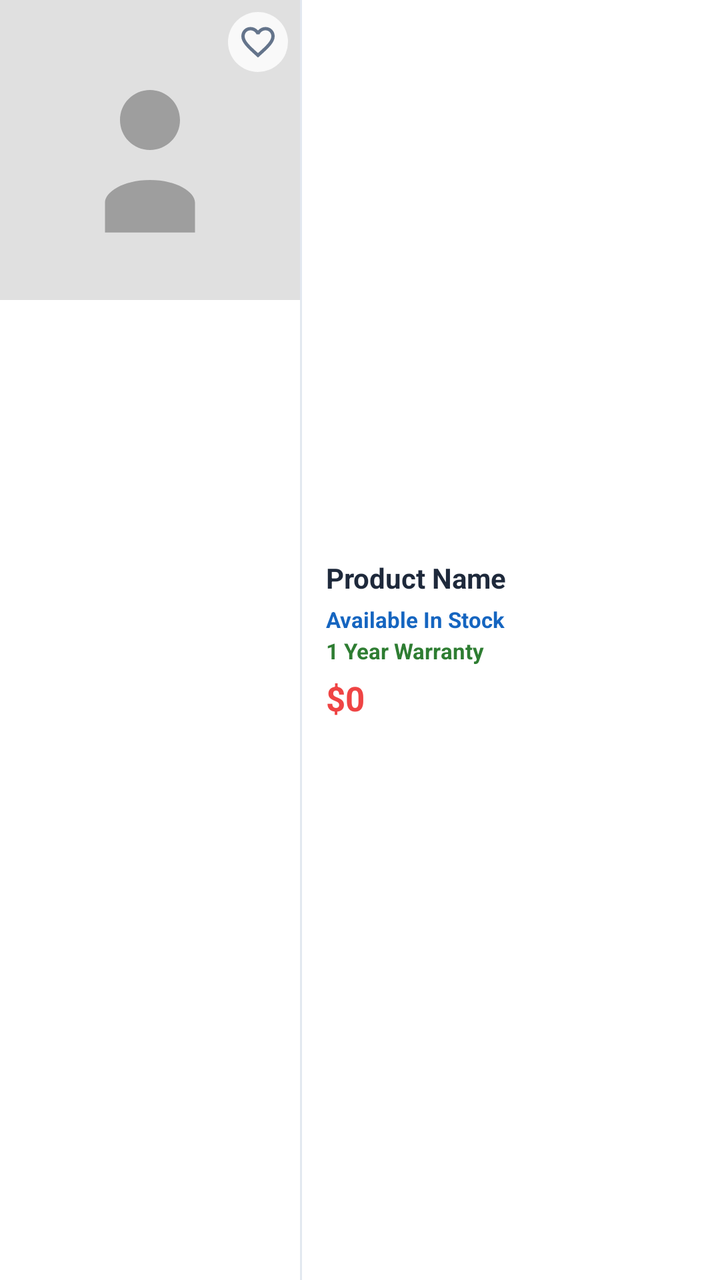
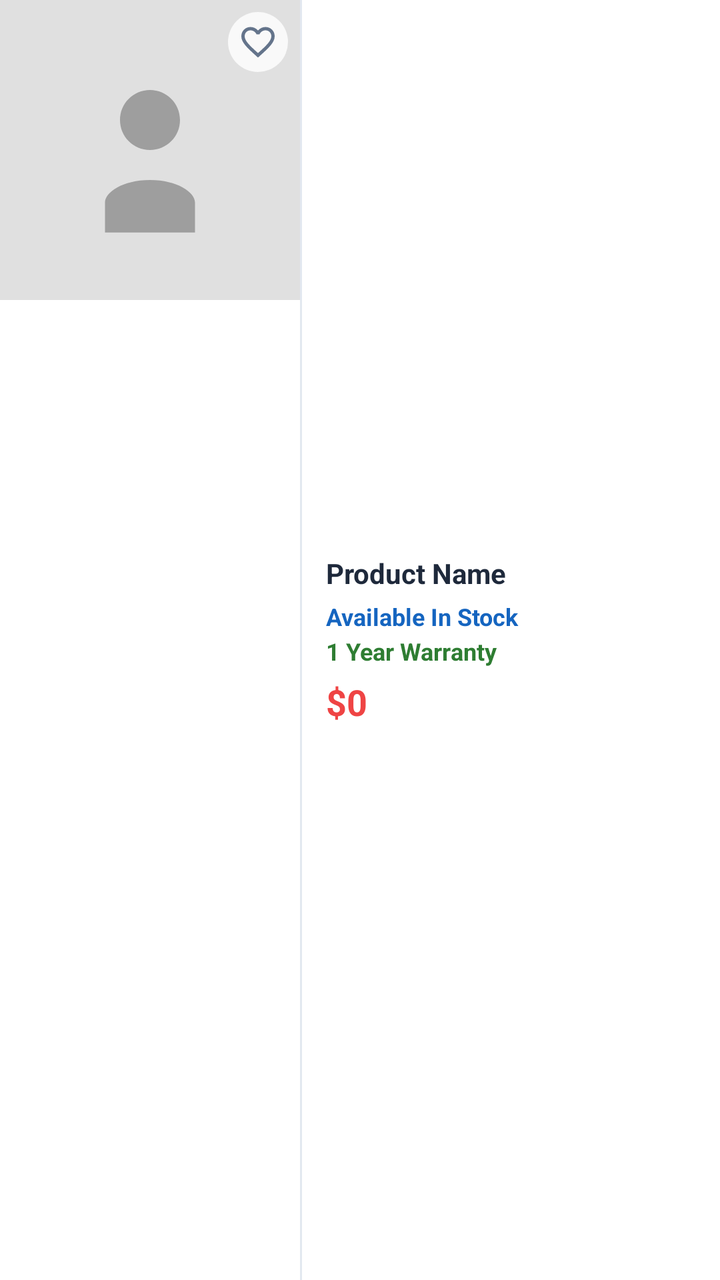

Compare the two renders of this Android layout. The source of the first and the diff that turns it into the second are given below.
<!-- AndroidManifest.xml: application theme Theme.BeckieDealApp -->
<!-- res/layout/product_card_list.xml -->
<?xml version="1.0" encoding="utf-8"?>
<com.google.android.material.card.MaterialCardView
    xmlns:android="http://schemas.android.com/apk/res/android"
    xmlns:app="http://schemas.android.com/apk/res-auto"
    android:layout_width="match_parent"
    android:layout_height="wrap_content"
    android:layout_margin="2dp"
    app:cardCornerRadius="0dp"
    app:cardElevation="0dp"
    app:strokeWidth="0dp"
    app:cardBackgroundColor="@color/surface">

    <LinearLayout
        android:layout_width="match_parent"
        android:layout_height="match_parent"
        android:orientation="horizontal">

        
        <FrameLayout
            android:layout_width="150dp"
            android:layout_height="150dp"
            android:background="@color/card_bg_secondary">

            <ImageView
                android:id="@+id/productImage"
                android:layout_width="match_parent"
                android:layout_height="match_parent"
                android:scaleType="centerCrop"
                android:src="@drawable/placeholder_image" />

            
            <ImageView
                android:id="@+id/favoriteIcon"
                android:layout_width="30dp"
                android:layout_height="30dp"
                android:layout_gravity="top|end"
                android:layout_margin="6dp"
                android:background="@drawable/favorite_background"
                android:padding="5dp"
                android:src="@drawable/ic_favorite_border"
                app:tint="@color/text_secondary" />

        </FrameLayout>

        
        <View
            android:layout_width="1dp"
            android:layout_height="match_parent"
            android:background="@color/border_color" />

        
        <LinearLayout
            android:layout_width="0dp"
            android:layout_height="wrap_content"
            android:layout_weight="1"
            android:layout_gravity="center_vertical"
            android:orientation="vertical"
            android:paddingHorizontal="12dp"
            android:paddingVertical="10dp">

            
            <TextView
                android:id="@+id/productName"
                android:layout_width="match_parent"
                android:layout_height="wrap_content"
                android:text="Product Name"
                android:textColor="@color/text_primary"
                android:textSize="14sp"
                android:textStyle="bold"
                android:maxLines="2"
                android:ellipsize="end" />

            
            <TextView
                android:id="@+id/productVariant"
                android:layout_width="match_parent"
                android:layout_height="wrap_content"
                android:layout_marginTop="2dp"
                android:text=""
                android:textColor="@color/text_secondary"
                android:textSize="11sp"
                android:maxLines="1"
                android:ellipsize="end"
                android:visibility="gone" />

            
            <TextView
                android:id="@+id/stockStatus"
                android:layout_width="wrap_content"
                android:layout_height="wrap_content"
                android:layout_marginTop="4dp"
                android:text="Available In Stock"
                android:textColor="#1565C0"
                android:textSize="11sp"
                android:textStyle="bold" />

            
            <TextView
                android:id="@+id/warrantyText"
                android:layout_width="wrap_content"
                android:layout_height="wrap_content"
                android:layout_marginTop="1dp"
                android:text="1 Year Warranty"
                android:textColor="#2E7D32"
                android:textSize="11sp"
                android:textStyle="bold" />

            
            <TextView
                android:id="@+id/skuText"
                android:layout_width="wrap_content"
                android:layout_height="wrap_content"
                android:layout_marginTop="1dp"
                android:text=""
                android:textColor="#00897B"
                android:textSize="11sp"
                android:textStyle="bold"
                android:visibility="gone" />

            
            <TextView
                android:id="@+id/productPrice"
                android:layout_width="wrap_content"
                android:layout_height="wrap_content"
                android:layout_marginTop="5dp"
                android:text="$0"
                android:textColor="@color/red_error"
                android:textSize="17sp"
                android:textStyle="bold" />

            
            <TextView
                android:id="@+id/productSpecs"
                android:layout_width="match_parent"
                android:layout_height="wrap_content"
                android:layout_marginTop="4dp"
                android:text=""
                android:textColor="@color/text_secondary"
                android:textSize="11sp"
                android:lineSpacingMultiplier="1.3"
                android:maxLines="3"
                android:ellipsize="end"
                android:visibility="gone" />

            
            <TextView
                android:id="@+id/freeItemsText"
                android:layout_width="wrap_content"
                android:layout_height="wrap_content"
                android:layout_marginTop="2dp"
                android:text=""
                android:textColor="@color/red_error"
                android:textSize="11sp"
                android:textStyle="italic"
                android:visibility="gone" />

        </LinearLayout>

    </LinearLayout>

</com.google.android.material.card.MaterialCardView>
<!-- resources referenced by this layout -->
<resources>
  <color name="border_color">#E2E8F0</color>
  <color name="card_bg_secondary">#F1F5F9</color>
  <color name="red_error">#EF4444</color>
  <color name="surface">#FFFFFF</color>
  <color name="text_primary">#1E293B</color>
  <color name="text_secondary">#64748B</color>
  <!-- drawable favorite_background (drawable) -->
  <?xml version="1.0" encoding="utf-8"?>
  <shape xmlns:android="http://schemas.android.com/apk/res/android"
      android:shape="oval">
      <solid android:color="#CCFFFFFF" />
  </shape>
  <!-- drawable placeholder_image (drawable) -->
  <?xml version="1.0" encoding="utf-8"?>
  <vector xmlns:android="http://schemas.android.com/apk/res/android"
      android:width="200dp"
      android:height="200dp"
      android:viewportWidth="200"
      android:viewportHeight="200">
  
      
      <path
          android:fillColor="#E0E0E0"
          android:pathData="M0,0h200v200h-200z" />
  
      
      <path
          android:fillColor="#9E9E9E"
          android:pathData="M100,60c11.05,0 20,8.95 20,20s-8.95,20 -20,20 -20,-8.95 -20,-20 8.95,-20 20,-20zM100,120c18.28,0 30,8.28 30,15v20H70v-20c0,-6.72 11.72,-15 30,-15z" />
  </vector>
  <style name="Theme.BeckieDealApp" parent="Base.Theme.BeckieDealApp" />
  <style name="Base.Theme.BeckieDealApp" parent="Theme.Material3.DayNight.NoActionBar">
          <item name="colorPrimary">@color/primary</item>
          <item name="colorOnPrimary">@color/on_primary</item>
          <item name="colorPrimaryContainer">@color/primary_container</item>
          <item name="colorOnPrimaryContainer">@color/on_primary_container</item>
          <item name="android:windowBackground">@color/background</item>
          <item name="colorSurface">@color/surface</item>
          <item name="colorOnSurface">@color/on_surface</item>
          
          <item name="bottomNavigationStyle">@style/Widget.App.BottomNavigationView</item>
      </style>
  <color name="primary">#F97316</color>
  <color name="on_primary">#FFFFFF</color>
  <color name="primary_container">#F97316</color>
  <color name="on_primary_container">#582200</color>
  <color name="background">#F8FAFC</color>
  <color name="on_surface">#251913</color>
  <style name="Widget.App.BottomNavigationView" parent="Widget.Material3.BottomNavigationView">
          <item name="itemIconSize">26dp</item>
          <item name="itemIconTint">@color/bottom_nav_color</item>
          <item name="itemTextColor">@color/bottom_nav_color</item>
          
          <item name="android:background">@null</item>
          <item name="backgroundTint">@null</item>
          <item name="labelVisibilityMode">unlabeled</item>
          <item name="itemActiveIndicatorStyle">@style/Widget.App.BottomNav.ActiveIndicator</item>
      </style>
  <style name="Widget.App.BottomNav.ActiveIndicator" parent="Widget.Material3.BottomNavigationView.ActiveIndicator">
          <item name="android:color">@color/nav_indicator_fill</item>
          <item name="android:width">52dp</item>
          <item name="android:height">40dp</item>
          <item name="shapeAppearance">@style/ShapeAppearance.App.BottomNav.ActiveIndicator</item>
      </style>
  <color name="nav_indicator_fill">#FFF1EB</color>
  <style name="ShapeAppearance.App.BottomNav.ActiveIndicator" parent="">
          <item name="cornerFamily">rounded</item>
          <item name="cornerSize">50%</item>
      </style>
  <!-- unchanged entries left out for length: 1 -->
</resources>

<!-- the commit's change to res/layout/product_card_list.xml (unified diff, before → after) -->
@@ -1,4 +1,5 @@
-<?xml version="1.0" encoding="utf-8"?>
+﻿<?xml version="1.0" encoding="utf-8"?>
+
 <com.google.android.material.card.MaterialCardView
     xmlns:android="http://schemas.android.com/apk/res/android"
     xmlns:app="http://schemas.android.com/apk/res-auto"
@@ -65,7 +66,7 @@
                 android:layout_height="wrap_content"
                 android:text="Product Name"
                 android:textColor="@color/text_primary"
-                android:textSize="14sp"
+                android:textSize="@dimen/text_size_body"
                 android:textStyle="bold"
                 android:maxLines="2"
                 android:ellipsize="end" />
@@ -78,7 +79,7 @@
                 android:layout_marginTop="2dp"
                 android:text=""
                 android:textColor="@color/text_secondary"
-                android:textSize="11sp"
+                android:textSize="@dimen/text_size_caption"
                 android:maxLines="1"
                 android:ellipsize="end"
                 android:visibility="gone" />
@@ -91,7 +92,7 @@
                 android:layout_marginTop="4dp"
                 android:text="Available In Stock"
                 android:textColor="#1565C0"
-                android:textSize="11sp"
+                android:textSize="@dimen/text_size_caption"
                 android:textStyle="bold" />
 
             
@@ -102,7 +103,7 @@
                 android:layout_marginTop="1dp"
                 android:text="1 Year Warranty"
                 android:textColor="#2E7D32"
-                android:textSize="11sp"
+                android:textSize="@dimen/text_size_caption"
                 android:textStyle="bold" />
 
             
@@ -113,7 +114,7 @@
                 android:layout_marginTop="1dp"
                 android:text=""
                 android:textColor="#00897B"
-                android:textSize="11sp"
+                android:textSize="@dimen/text_size_caption"
                 android:textStyle="bold"
                 android:visibility="gone" />
 
@@ -125,7 +126,7 @@
                 android:layout_marginTop="5dp"
                 android:text="$0"
                 android:textColor="@color/red_error"
-                android:textSize="17sp"
+                android:textSize="@dimen/text_size_title_small"
                 android:textStyle="bold" />
 
             
@@ -136,7 +137,7 @@
                 android:layout_marginTop="4dp"
                 android:text=""
                 android:textColor="@color/text_secondary"
-                android:textSize="11sp"
+                android:textSize="@dimen/text_size_caption"
                 android:lineSpacingMultiplier="1.3"
                 android:maxLines="3"
                 android:ellipsize="end"
@@ -150,7 +151,7 @@
                 android:layout_marginTop="2dp"
                 android:text=""
                 android:textColor="@color/red_error"
-                android:textSize="11sp"
+                android:textSize="@dimen/text_size_caption"
                 android:textStyle="italic"
                 android:visibility="gone" />
 
<!-- resource entries referenced after the edit -->
@@ -6,6 +6,9 @@
   <color name="surface">#FFFFFF</color>
   <color name="text_primary">#1E293B</color>
   <color name="text_secondary">#64748B</color>
+  <dimen name="text_size_body">13sp</dimen>
+  <dimen name="text_size_caption">11sp</dimen>
+  <dimen name="text_size_title_small">17sp</dimen>
   <!-- drawable favorite_background (drawable) -->
   <?xml version="1.0" encoding="utf-8"?>
   <shape xmlns:android="http://schemas.android.com/apk/res/android"
